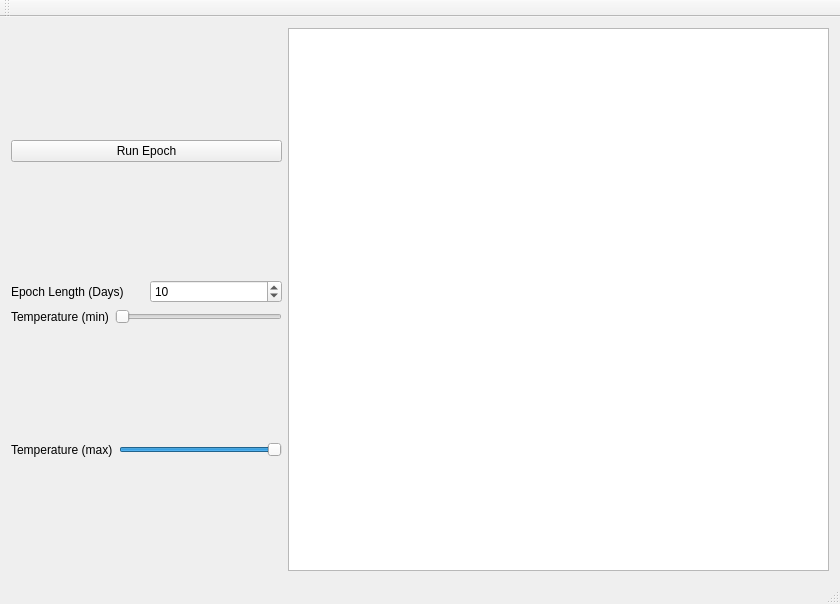
Above: ui/evolveui.ui from lobocv/Evolve before the change. Below: the same form after it.
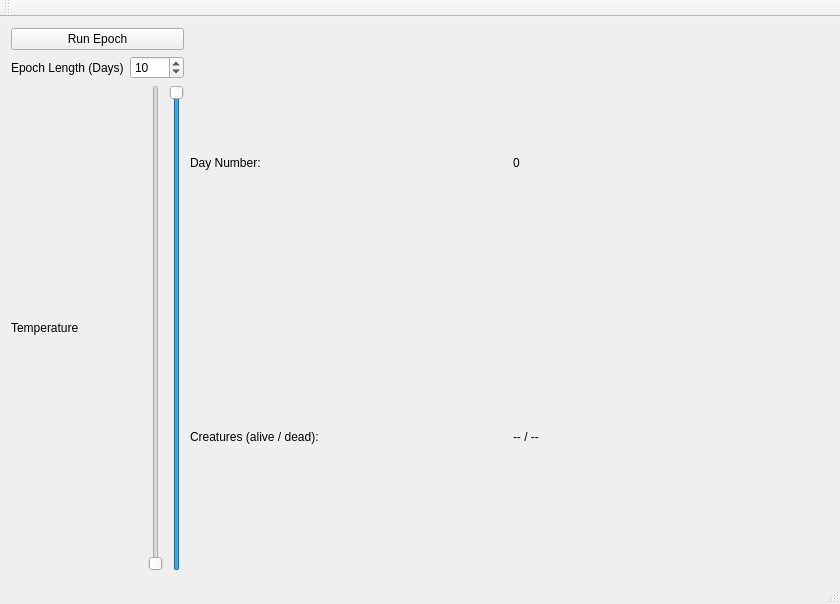
That is the form after the change.

Commit message: Added dead/alive label and hooked up temperature sliders

Diff of the .ui file:
```diff
--- a/ui/evolveui.ui
+++ b/ui/evolveui.ui
@@ -16,7 +16,7 @@
   <widget class="QWidget" name="centralWidget">
    <layout class="QVBoxLayout" name="verticalLayout">
     <item>
-     <layout class="QHBoxLayout" name="horizontalLayout" stretch="1,2">
+     <layout class="QHBoxLayout" name="horizontalLayout" stretch="1,0">
       <item>
        <layout class="QVBoxLayout" name="verticalLayout_3">
         <item>
@@ -54,16 +54,29 @@
             <item>
              <widget class="QLabel" name="label">
               <property name="text">
-               <string>Temperature (min)</string>
+               <string>Temperature</string>
               </property>
              </widget>
             </item>
             <item>
-             <layout class="QVBoxLayout" name="verticalLayout_2">
+             <layout class="QHBoxLayout" name="horizontalLayout_5">
               <item>
                <widget class="QSlider" name="temperature_min_slider">
                 <property name="orientation">
-                 <enum>Qt::Horizontal</enum>
+                 <enum>Qt::Vertical</enum>
+                </property>
+               </widget>
+              </item>
+              <item>
+               <widget class="QSlider" name="temperature_max_slider">
+                <property name="maximum">
+                 <number>100</number>
+                </property>
+                <property name="value">
+                 <number>100</number>
+                </property>
+                <property name="orientation">
+                 <enum>Qt::Vertical</enum>
                 </property>
                </widget>
               </item>
@@ -74,33 +87,41 @@
          </layout>
         </item>
         <item>
-         <layout class="QHBoxLayout" name="horizontalLayout_4">
-          <item>
-           <widget class="QLabel" name="label_3">
-            <property name="text">
-             <string>Temperature (max)</string>
-            </property>
-           </widget>
-          </item>
-          <item>
-           <widget class="QSlider" name="temperature_max_slider">
-            <property name="maximum">
-             <number>100</number>
-            </property>
-            <property name="value">
-             <number>100</number>
-            </property>
-            <property name="orientation">
-             <enum>Qt::Horizontal</enum>
-            </property>
-           </widget>
-          </item>
-         </layout>
+         <layout class="QHBoxLayout" name="horizontalLayout_4"/>
         </item>
        </layout>
       </item>
       <item>
-       <widget class="QTextBrowser" name="log_field"/>
+       <layout class="QGridLayout" name="gridLayout_2">
+        <item row="0" column="1">
+         <widget class="QLabel" name="day_number_label">
+          <property name="text">
+           <string>0</string>
+          </property>
+         </widget>
+        </item>
+        <item row="0" column="0">
+         <widget class="QLabel" name="label_4">
+          <property name="text">
+           <string>Day Number:</string>
+          </property>
+         </widget>
+        </item>
+        <item row="1" column="1">
+         <widget class="QLabel" name="alive_dead_creatures_label">
+          <property name="text">
+           <string>-- / --</string>
+          </property>
+         </widget>
+        </item>
+        <item row="1" column="0">
+         <widget class="QLabel" name="label_3">
+          <property name="text">
+           <string>Creatures (alive / dead): </string>
+          </property>
+         </widget>
+        </item>
+       </layout>
       </item>
      </layout>
     </item>
```
The commit also changes 4 other files.
